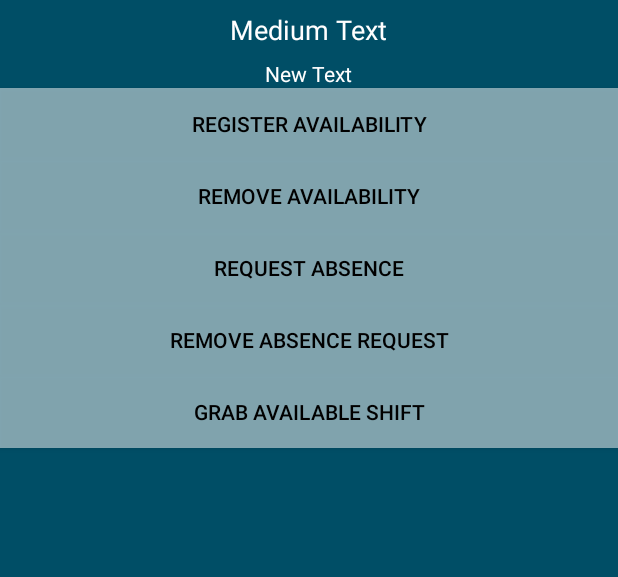
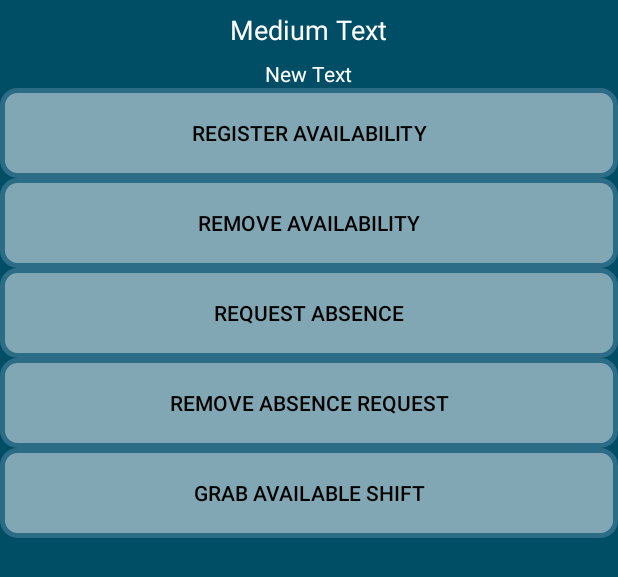
Before and after one commit to Stigland/TIG164-bearded-dragon, an Android app: the layout calendar_popup.xml on its own in the app's theme, with its tools: preview values and no code run, on a phone screen of 412 x 824 dp. Shown: the top 577 px of the screen. Run offline under Robolectric (Android 15) with nearby library versions, the phone set to English and light mode, and no system bars.

Commit message:
Updated button style in calendar, added button drawable

```diff
--- a/app/src/main/java/com/example/leand/tig164_beardeddragon/Calendar/CalendarPopupActivity.java
+++ b/app/src/main/java/com/example/leand/tig164_beardeddragon/Calendar/CalendarPopupActivity.java
@@ -198,7 +198,6 @@
                     rmInterestedBtn.setVisibility(View.VISIBLE);
                 } else if (c.availableShift) {
                     grabShiftBtn.setVisibility(View.VISIBLE);
-                    setInterestedBtn.setVisibility(View.VISIBLE);
                 } else if (c.absenceRequest) {
                     rmAbsenceBtn.setVisibility(View.VISIBLE);
                 } else if (c.bookedShift) {
--- /dev/null
+++ b/app/src/main/res/drawable/buttonshape.xml
@@ -0,0 +1,31 @@
+<?xml version="1.0" encoding="utf-8"?>
+<shape xmlns:android="http://schemas.android.com/apk/res/android" android:shape="rectangle" >
+    <corners
+        android:radius="10dp"
+        />
+    <padding
+        android:left="0dp"
+        android:top="0dp"
+        android:right="0dp"
+        android:bottom="1dp"
+        />
+    <gradient
+        android:angle="45"
+        android:centerX="35%"
+        android:centerColor="#90ffffff"
+        android:startColor="#ffffff"
+        android:endColor="#70ffffff"
+        android:type="linear"
+        />
+    <solid
+        android:color="#80ffffff"
+        />
+    <size
+        android:width="270dp"
+        android:height="60dp"
+        />
+    <stroke
+        android:width="3dp"
+        android:color="#2D6C87"
+        />
+</shape>
--- a/app/src/main/res/layout/calendar_popup.xml
+++ b/app/src/main/res/layout/calendar_popup.xml
@@ -34,7 +34,7 @@
         android:layout_gravity="center_horizontal"
         android:textColor="#000000"
         android:typeface="normal"
-        android:background="#80ffffff"
+        android:background="@drawable/buttonshape"
         android:paddingLeft="10dp"
         android:paddingRight="10dp"/>
 
@@ -46,7 +46,7 @@
         android:layout_gravity="center_horizontal"
         android:textColor="#000000"
         android:typeface="normal"
-        android:background="#80ffffff"/>
+        android:background="@drawable/buttonshape"/>
 
     <Button
         android:layout_width="match_parent"
@@ -56,7 +56,7 @@
         android:layout_gravity="center_horizontal"
         android:textColor="#000000"
         android:typeface="normal"
-        android:background="#80ffffff"/>
+        android:background="@drawable/buttonshape"/>
 
     <Button
         android:layout_width="match_parent"
@@ -66,7 +66,7 @@
         android:layout_gravity="center_horizontal"
         android:textColor="#000000"
         android:typeface="normal"
-        android:background="#80ffffff"/>
+        android:background="@drawable/buttonshape"/>
 
     <Button
         android:layout_width="match_parent"
@@ -76,5 +76,5 @@
         android:layout_gravity="center_horizontal"
         android:textColor="#000000"
         android:typeface="normal"
-        android:background="#80ffffff"/>
+        android:background="@drawable/buttonshape"/>
 </LinearLayout>
```
Also changed, not shown: app/src/main/res/layout/activity_main.xml (+9 -10 lines).
